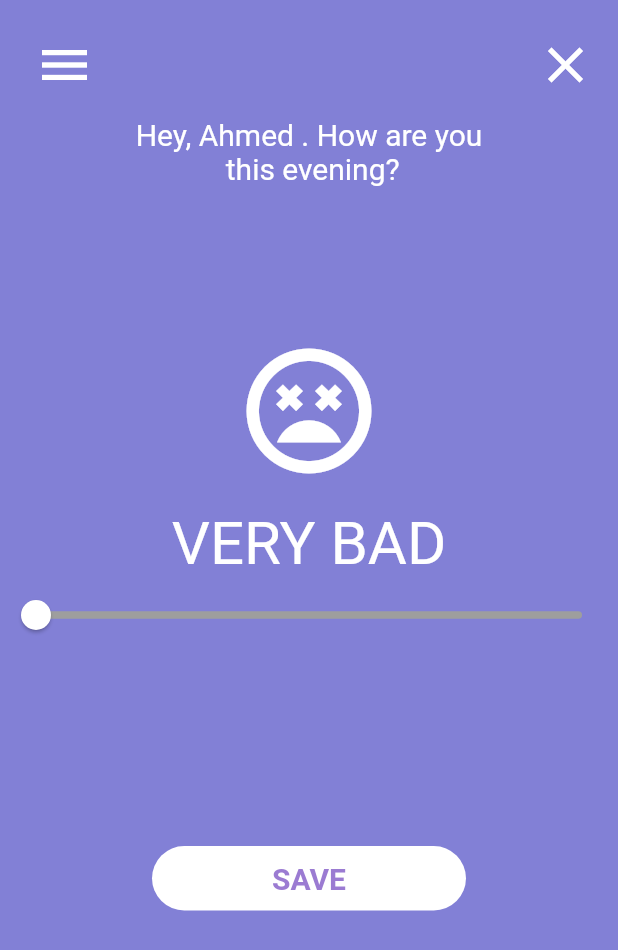
After one commit to farahramzy/inmy_head, a Flutter app: the MoodTracker screen opened by its route, on a phone screen of 412 x 824 dp. The commit adds this screen. Shown: the top 950 px of the screen. Run offline on Flutter 3.47's test engine with Material 2 defaults, Android fonts, the phone set to English and light mode, and no system bars.

Commit message:
mood Tracker

```diff
--- /dev/null
+++ b/lib/mood_tracker/mood_tracker.dart
@@ -0,0 +1,6 @@
+class MoodTrackers {
+  String moodText;
+  String firstName = '';
+
+  MoodTrackers({required this.moodText, required this.firstName});
+}
--- /dev/null
+++ b/lib/mood_tracker/mood_tracker_data.dart
@@ -0,0 +1,18 @@
+import 'package:flutter/material.dart';
+
+class MoodTrackerData {
+  List<String>? moodTexts = [
+    'VERY BAD',
+    'BAD',
+    'GOOD',
+    'VERY GOOD',
+    'SUPER AWESOME'
+  ];
+  List iconTypes = [
+    Icons.sentiment_very_dissatisfied_sharp,
+    Icons.sentiment_dissatisfied_sharp,
+    Icons.sentiment_satisfied,
+    Icons.sentiment_satisfied_sharp,
+    Icons.sentiment_very_satisfied_sharp,
+  ];
+}
--- /dev/null
+++ b/lib/mood_tracker/mood_tracker_screen.dart
@@ -0,0 +1,129 @@
+import 'package:flutter/material.dart';
+import '../constants.dart';
+import 'mood_tracker_data.dart';
+import '../navigation_drawer/drawer.dart';
+
+class MoodTracker extends StatefulWidget {
+  const MoodTracker({super.key});
+
+  @override
+  State<MoodTracker> createState() => _MoodTrackerState();
+}
+
+class _MoodTrackerState extends State<MoodTracker> {
+  final _moodTracker = MoodTrackerData();
+  final GlobalKey<ScaffoldState> _globalKey = GlobalKey<ScaffoldState>();
+  static double minVal = 0;
+  static double maxVal = 4;
+  static int valueChange = 0;
+
+  @override
+  Widget build(BuildContext context) {
+    return Scaffold(
+      key: _globalKey,
+      drawer: const NavigationDrawer(),
+      backgroundColor: ColorManager.purple1,
+      body: SafeArea(
+        child: SingleChildScrollView(
+          child: Column(
+            children: [
+              Padding(
+                padding: const EdgeInsets.all(15.0),
+                child: Row(
+                  mainAxisAlignment: MainAxisAlignment.spaceBetween,
+                  children: [
+                    IconButton(
+                      onPressed: () {
+                        _globalKey.currentState?.openDrawer();
+                      },
+                      icon: const Icon(Icons.menu, size: FontSize.s40),
+                      color: ColorManager.white,
+                    ),
+                    IconButton(
+                      onPressed: () {
+                        Navigator.pushNamed(context, 'homePage');
+                      },
+                      icon: const Icon(Icons.close_sharp, size: FontSize.s40),
+                      color: ColorManager.white,
+                    ),
+                  ],
+                ),
+              ),
+              Row(
+                mainAxisAlignment: MainAxisAlignment.center,
+                children: [
+                  Text(
+                    'Hey, Ahmed . How are you\n this evening?',
+                    style: TextStyle(
+                      color: ColorManager.white,
+                      fontSize: FontSize.s20,
+                    ),
+                    textAlign: TextAlign.center,
+                  ),
+                ],
+              ),
+              const SizedBox(height: 100),
+              Icon(
+                _moodTracker.iconTypes[valueChange],
+                size: 100,
+                color: ColorManager.white,
+              ),
+              // const SizedBox(height: 15),
+              Padding(
+                padding: const EdgeInsets.only(top: 15),
+                child: Text(
+                  _moodTracker.moodTexts![valueChange],
+                  style: TextStyle(
+                      fontSize: FontSize.s40, color: ColorManager.white),
+                ),
+              ),
+              // const SizedBox(height: 25),
+              SliderTheme(
+                data: SliderTheme.of(context).copyWith(
+                  trackHeight: 5,
+                ),
+                child: Slider(
+                  activeColor: ColorManager.white,
+                  inactiveColor: ColorManager.grey,
+                  // divisions: 5,
+                  min: minVal,
+                  max: maxVal,
+                  value: valueChange.toDouble(),
+                  onChanged: (val) {
+                    setState(
+                      () {
+                        valueChange = val.toInt();
+                      },
+                    );
+                  },
+                ),
+              ),
+              const SizedBox(height: 130),
+              GestureDetector(
+                onTap: () {
+                  Navigator.pushNamed(context, 'homePage');
+                },
+                child: Material(
+                  borderRadius: BorderRadius.circular(100.0),
+                  color: ColorManager.white,
+                  child: Padding(
+                    padding: const EdgeInsets.symmetric(
+                        horizontal: 80.0, vertical: 10.0),
+                    child: Text(
+                      'SAVE',
+                      style: TextStyle(
+                        fontSize: FontSize.s20,
+                        color: ColorManager.purple2,
+                        fontWeight: FontWeightManager.bold,
+                      ),
+                    ),
+                  ),
+                ),
+              ),
+            ],
+          ),
+        ),
+      ),
+    );
+  }
+}
--- a/lib/signup/forget_.dart
+++ b/lib/signup/forget_.dart
@@ -2,7 +2,6 @@ import 'package:flutter/material.dart';
 import 'package:inmy_head/login/login_.dart';
 import '../constants.dart';
 import '../login/login_tf.dart';
-
 
 class Forgetpass extends StatefulWidget {
   const Forgetpass({super.key});
@@ -64,7 +63,9 @@ class _ForgetpassState extends State<Forgetpass> {
             TextFieldX(
               button: () {},
             ),
-
+            const SizedBox(
+              height: 30.0,
+            ),
             SizedBox(
               height: 40, //height of button
               width: 220, //width of button
@@ -72,14 +73,10 @@ class _ForgetpassState extends State<Forgetpass> {
                 style: ElevatedButton.styleFrom(
                     primary: ColorManager.purple2,
                     //background color of button
-                        side: BorderSide(
-                            width: 3,
-                            color:ColorManager.purple2),
+                    side: BorderSide(width: 3, color: ColorManager.purple2),
                     shape: RoundedRectangleBorder(
                         borderRadius: BorderRadius.circular(20)),
-                        padding: const EdgeInsets.all(
-                            10)
-                        ),
+                    padding: const EdgeInsets.all(10)),
                 onPressed: () {
                   Navigator.push(
                     context,
@@ -92,7 +89,12 @@ class _ForgetpassState extends State<Forgetpass> {
                   style: TextStyle(
                       fontWeight: FontWeightManager.bold,
                       fontSize: FontSize.s15),
-                    ))),
+                ),
+              ),
+            ),
+            const SizedBox(
+              height: 30.0,
+            ),
             Container(
               height: 290.42,
               width: 360.0,
```
Lines whose indentation alone changed are shown as unchanged.
